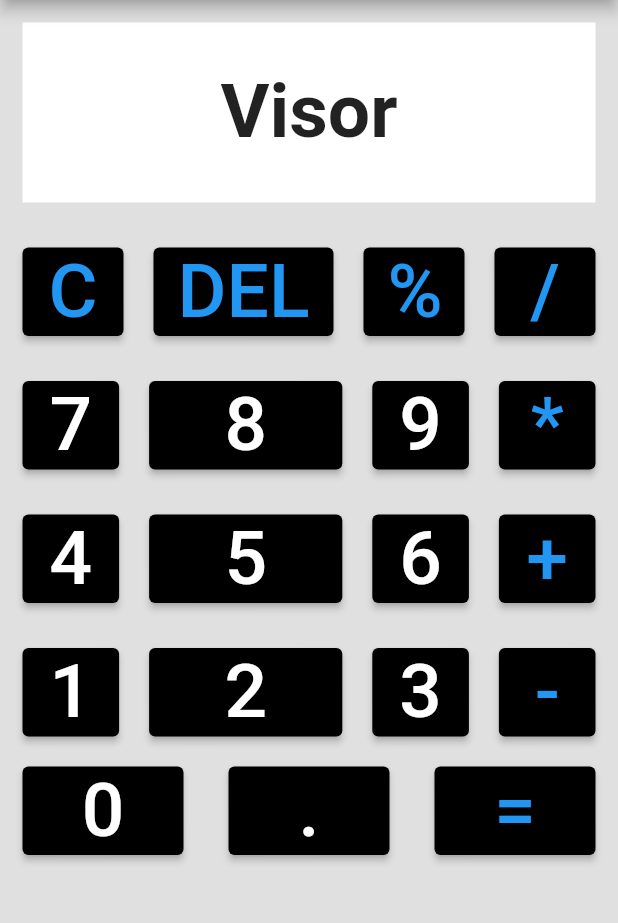
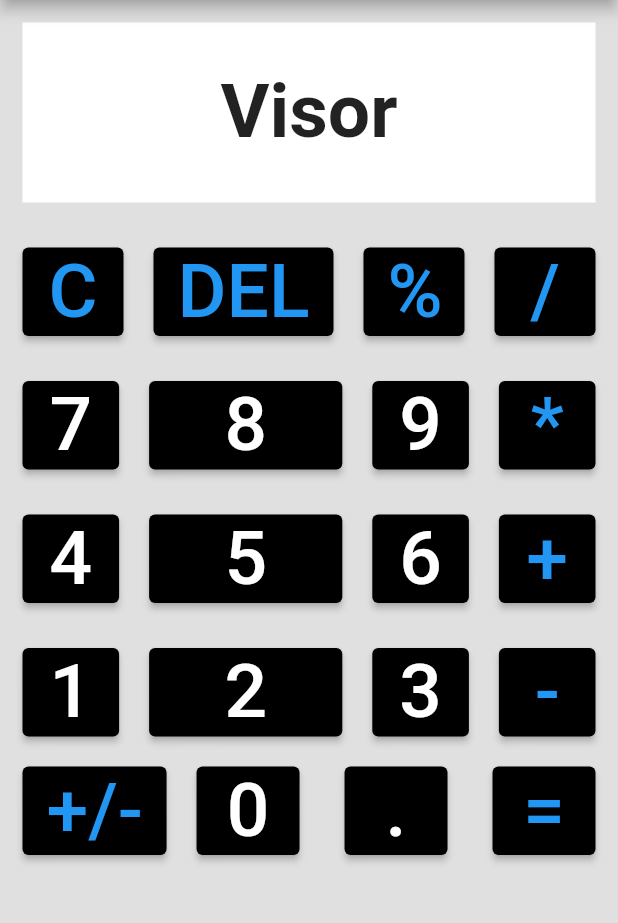
Before and after one commit to XanndySoares/desafio_calculadora, a Flutter app: the screen it shows after launch, on a phone screen of 412 x 824 dp, the part 84-1007 px from its top. Run offline on Flutter 3.47's test engine with Material 2 defaults, Android fonts, the phone set to English and light mode, and no system bars.

Commit message:
Projeto apenas de layout ainda não faz calculos

```diff
--- a/lib/main.dart
+++ b/lib/main.dart
@@ -327,6 +327,21 @@ class MyApp extends StatelessWidget {
                     ),
                     Row(
                       children: [
+                        ElevatedButton(
+                          onPressed: () {},
+                          child: Text(
+                            '+/-',
+                            style:
+                                TextStyle(fontSize: 50.0, color: Colors.blue),
+                          ),
+                          style: ButtonStyle(
+                            backgroundColor:
+                                MaterialStateProperty.all(Colors.black),
+                          ),
+                        ),
+                        SizedBox(
+                          width: 20,
+                        ),
                         Expanded(
                           child: ElevatedButton(
                             onPressed: () {},
```
